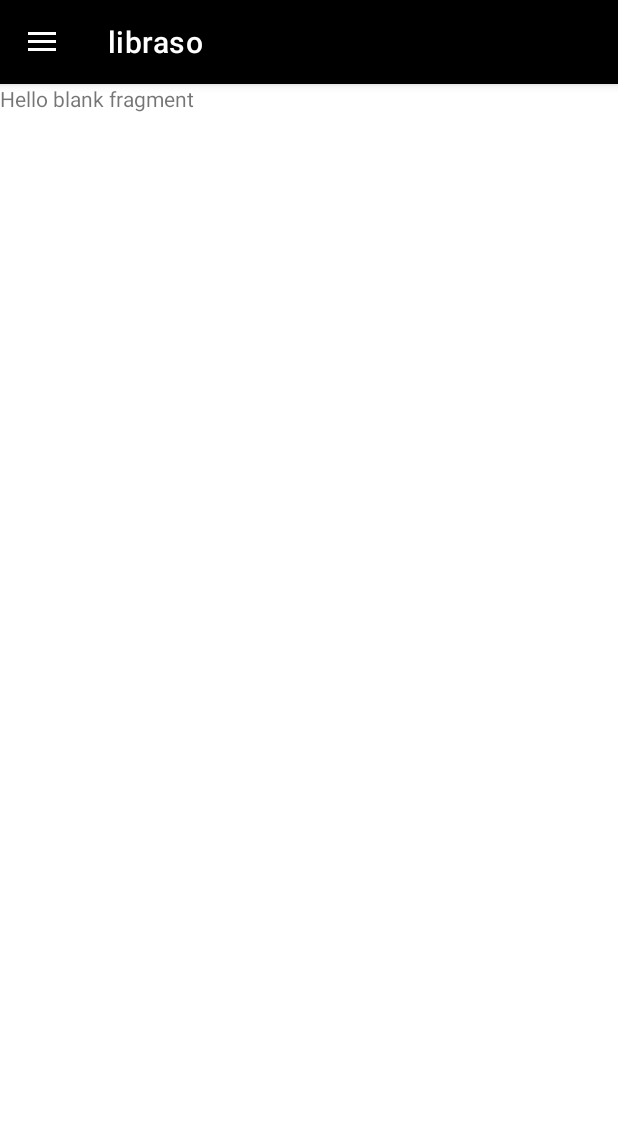
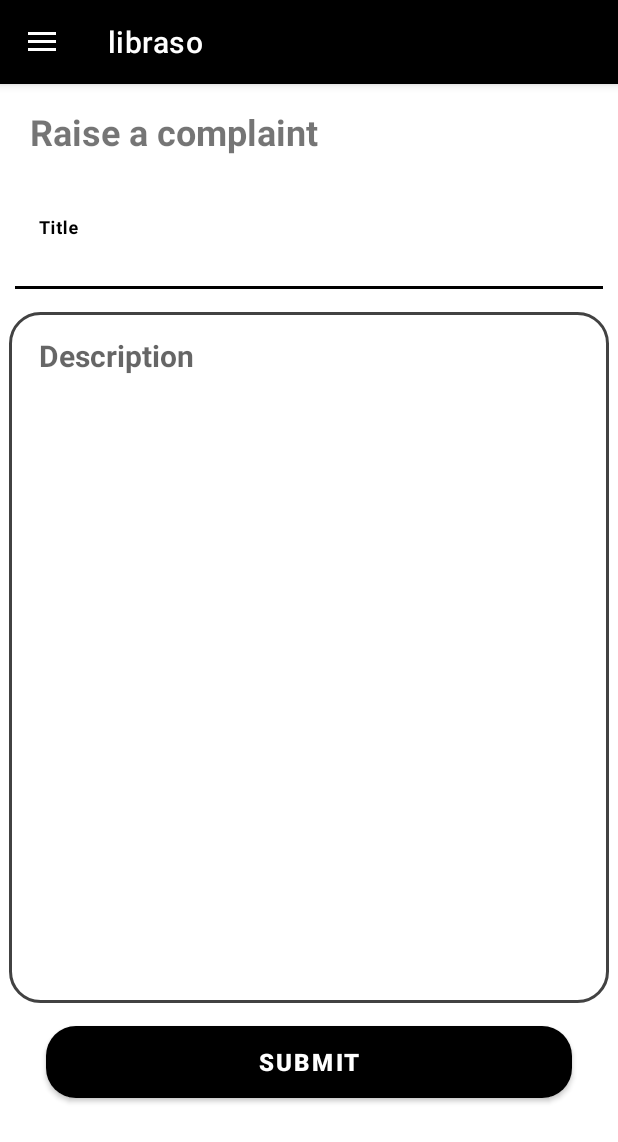
Before and after one commit to kinshuk330/Mobile-computing, an Android app: the screen it shows after launch (MainActivity), in the side drawer, after a tap on "Raise a complaint", on a phone screen of 412 x 824 dp. Shown: the top 1142 px of the screen. Run offline under Robolectric (Android 15) with nearby library versions, the phone set to English and light mode, and no system bars; our stand-ins replace Volley; network calls fail; pictures from the network do not load.

Commit message:
Updated complaint UI

```diff
--- a/Front End/libraso/app/src/main/res/layout/fragment_complaint.xml
+++ b/Front End/libraso/app/src/main/res/layout/fragment_complaint.xml
@@ -3,12 +3,109 @@
     xmlns:tools="http://schemas.android.com/tools"
     android:layout_width="match_parent"
     android:layout_height="match_parent"
+    xmlns:app="http://schemas.android.com/apk/res-auto"
     tools:context=".Complaint">
 
-    <!-- TODO: Update blank fragment layout -->
-    <TextView
+    <androidx.constraintlayout.widget.ConstraintLayout
         android:layout_width="match_parent"
-        android:layout_height="match_parent"
-        android:text="@string/hello_blank_fragment" />
+        android:layout_height="match_parent">
 
+        <com.google.android.material.textfield.TextInputLayout
+            android:id="@+id/layout_heading"
+            android:layout_width="match_parent"
+            android:layout_height="wrap_content"
+            app:layout_constraintVertical_bias=".0"
+            app:layout_constraintHorizontal_bias=".5"
+            app:layout_constraintBottom_toBottomOf="parent"
+            app:layout_constraintEnd_toEndOf="parent"
+            app:layout_constraintStart_toStartOf="parent"
+            app:layout_constraintTop_toTopOf="parent" >
+
+            <TextView
+                android:id="@+id/heading"
+                android:layout_width="match_parent"
+                android:layout_height="match_parent"
+                android:background="@color/white"
+                android:paddingLeft="20dp"
+                android:paddingTop="15dp"
+                android:paddingBottom="15dp"
+                android:text="Raise a complaint"
+                android:textSize="24sp"
+                android:textStyle="bold">
+
+            </TextView>
+        </com.google.android.material.textfield.TextInputLayout>
+
+        <com.google.android.material.textfield.TextInputLayout
+            android:id="@+id/layout_title"
+            android:layout_width="0dp"
+            android:layout_height="wrap_content"
+            app:layout_constraintVertical_bias="0"
+            app:layout_constraintWidth_percent=".95"
+            app:layout_constraintHorizontal_bias=".5"
+            app:layout_constraintBottom_toBottomOf="parent"
+            app:layout_constraintEnd_toEndOf="parent"
+            app:layout_constraintStart_toStartOf="parent"
+            app:layout_constraintTop_toBottomOf="@+id/layout_heading" >
+            <EditText
+                android:id="@+id/title"
+                android:layout_width="match_parent"
+                android:layout_height="match_parent"
+                android:ems="10"
+                android:hint="Title"
+                android:background="@color/white"
+                android:inputType="textPersonName"
+                android:paddingLeft="20dp"
+                android:textSize="20sp"
+                android:textStyle="bold"
+                android:paddingTop="15dp"
+                android:paddingBottom="15dp"
+                android:layout_marginTop="15dp"/>
+
+        </com.google.android.material.textfield.TextInputLayout>
+
+        <EditText
+            android:id="@+id/description"
+            android:layout_width="0dp"
+            android:layout_height="0dp"
+            android:layout_marginTop="15dp"
+            android:background="@drawable/ls_edittext_bg"
+            android:ems="10"
+
+            android:gravity="top|left"
+            android:hint="Description"
+            android:inputType="textPersonName"
+            app:layout_constraintWidth_percent=".97"
+            android:paddingLeft="20dp"
+            android:paddingTop="15dp"
+            android:paddingBottom="15dp"
+            android:textSize="20sp"
+            android:textStyle="bold"
+            app:layout_constraintBottom_toBottomOf="parent"
+            app:layout_constraintEnd_toEndOf="parent"
+            app:layout_constraintHeight_percent=".60"
+            app:layout_constraintHorizontal_bias=".5"
+            app:layout_constraintStart_toStartOf="parent"
+            app:layout_constraintTop_toBottomOf="@+id/layout_title"
+            app:layout_constraintVertical_bias="0" />
+
+
+        <Button
+            android:id="@+id/submit_complain"
+            android:layout_width="0dp"
+            android:layout_height="wrap_content"
+            android:background="@drawable/ls_button_bg"
+            android:text="Submit"
+            android:textColor="@color/white"
+            android:textSize="16sp"
+            android:textStyle="bold"
+            android:layout_marginTop="15dp"
+            app:layout_constraintBottom_toBottomOf="parent"
+            app:layout_constraintEnd_toEndOf="parent"
+            app:layout_constraintStart_toStartOf="parent"
+            app:layout_constraintTop_toBottomOf="@+id/description"
+            app:layout_constraintVertical_bias="0"
+            app:layout_goneMarginTop="15dp"
+            app:layout_constraintWidth_percent=".85" />
+    </androidx.constraintlayout.widget.ConstraintLayout>
 </FrameLayout>
```
